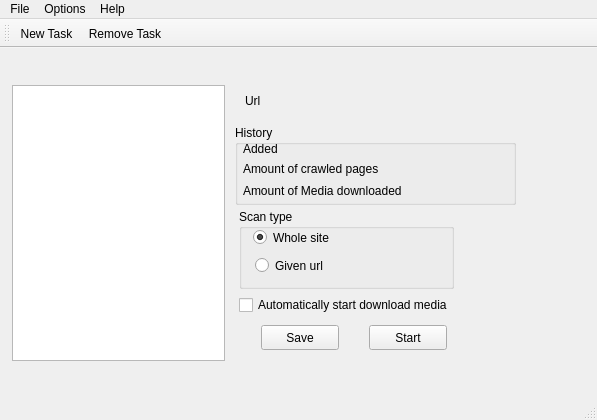
pussbb/QMediaSiteDownloader, file ui/mediasitedownloder.ui: the form before one commit.
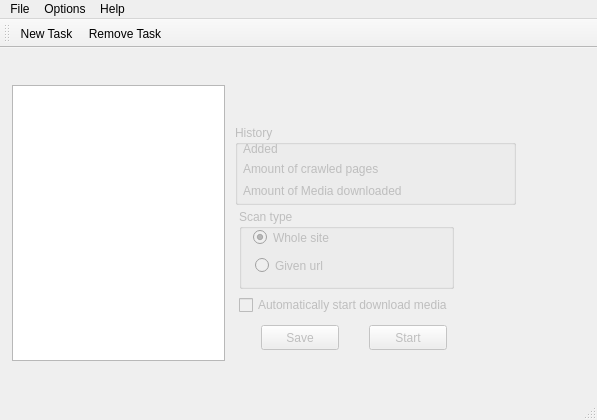
The form after the commit. Icons and pictures are not drawn.

The edit to the form file:
```diff
--- a/ui/mediasitedownloder.ui
+++ b/ui/mediasitedownloder.ui
@@ -51,7 +51,10 @@
          </widget>
         </item>
         <item row="0" column="1">
-         <widget class="QWidget" name="widget" native="true">
+         <widget class="QWidget" name="main_info" native="true">
+          <property name="enabled">
+           <bool>false</bool>
+          </property>
           <property name="minimumSize">
            <size>
             <width>295</width>
@@ -205,6 +208,9 @@
            </property>
           </widget>
           <widget class="QPushButton" name="save_task_settings">
+           <property name="enabled">
+            <bool>false</bool>
+           </property>
            <property name="geometry">
             <rect>
              <x>30</x>
@@ -240,7 +246,7 @@
             </rect>
            </property>
            <property name="text">
-            <string>Url</string>
+            <string/>
            </property>
           </widget>
          </widget>
```
Left out of the diff: 2 changed lines with no effect on the pictures.
